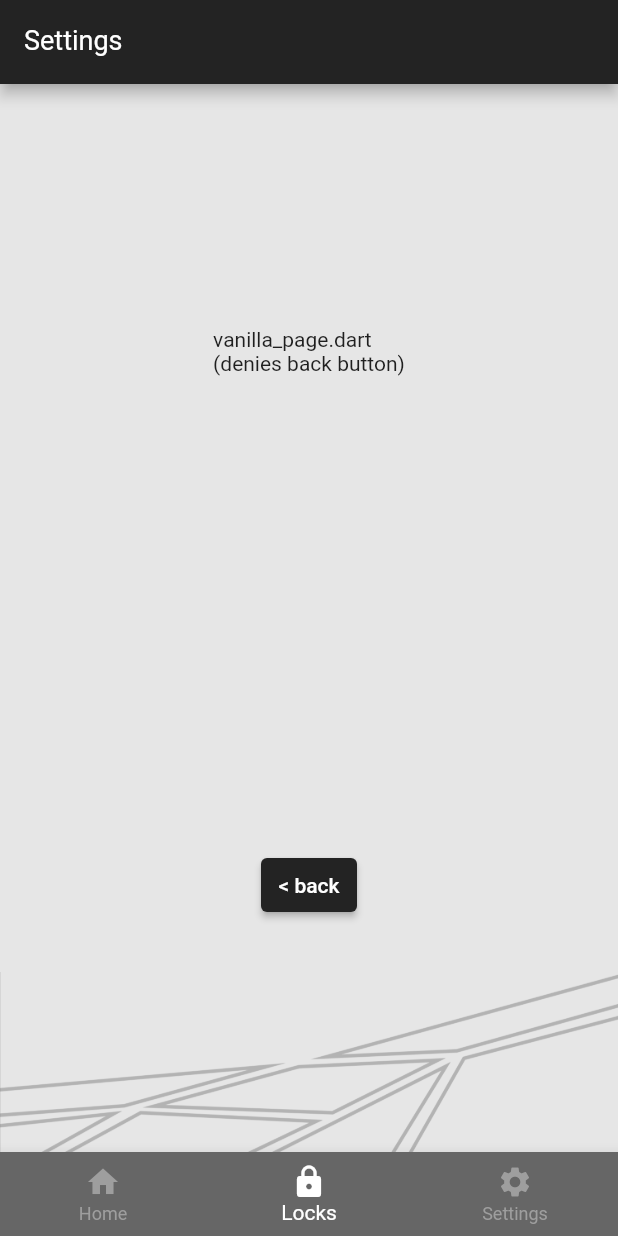
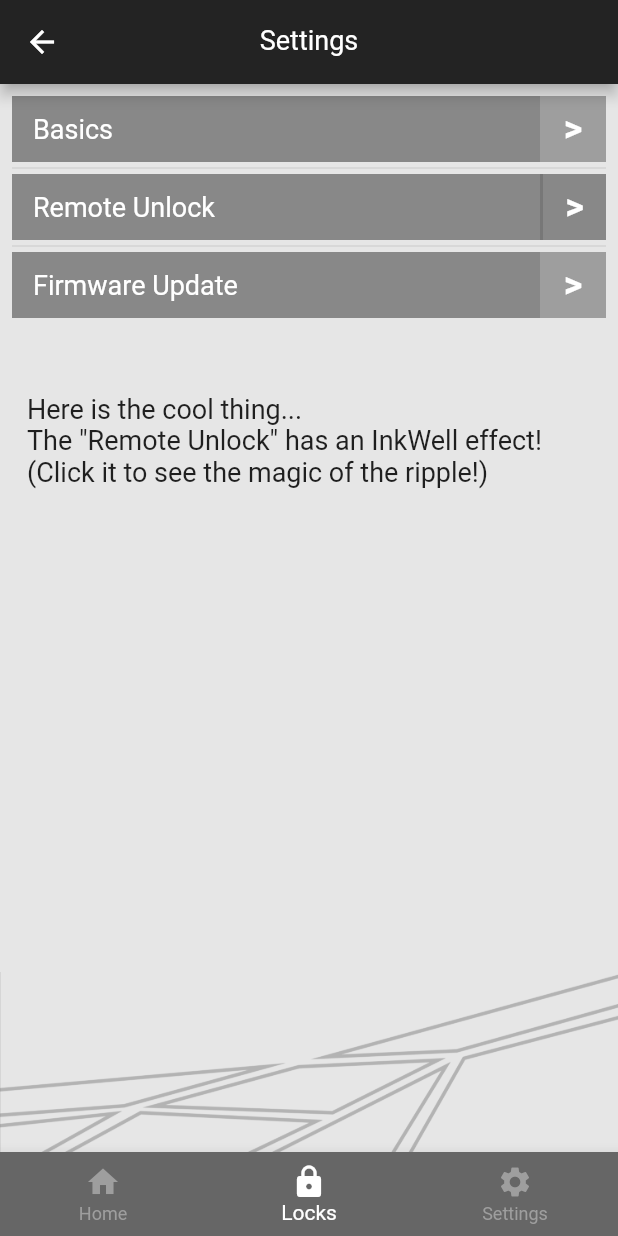
Before and after one commit to redfrogred/layout, a Flutter app: the Page1 screen opened by its route, on a phone screen of 412 x 824 dp. Run offline on Flutter 3.47's test engine with Material 2 defaults, Android fonts, the phone set to English and light mode, and no system bars; our stand-ins replace page_transition.

Commit message:
added some ui

```diff
--- a/lib/pages/Page1.dart
+++ b/lib/pages/Page1.dart
@@ -5,9 +5,14 @@ import 'package:page_transition/page_transition.dart';
 import '../pages/_all.dart';
 import '../widgets/bottom_nav.dart';
 
-class Page1 extends StatelessWidget {
+class Page1 extends StatefulWidget {
   const Page1 ({Key? key}) : super(key: key);
 
+  @override
+  State<Page1> createState() => _Page1State();
+}
+
+class _Page1State extends State<Page1> {
   @override
   Widget build(BuildContext context) {
     return WillPopScope(
@@ -19,7 +24,8 @@ class Page1 extends StatelessWidget {
         resizeToAvoidBottomInset: false, // see BLADE-74
         appBar: AppBar(
           title: const Text('Settings'),
-          automaticallyImplyLeading: false,
+          automaticallyImplyLeading: true,
+          centerTitle: true,
         ),
         body: Container(
           decoration: const BoxDecoration(
@@ -31,25 +37,170 @@ class Page1 extends StatelessWidget {
             ),
             color: Color(0xFFE6E6E6),
           ),
-          child: Column(
-            mainAxisAlignment: MainAxisAlignment.center,
-            children: <Widget>[
-              const Expanded(
-                child: Center(
-                  child:Text('vanilla_page.dart\n(denies back button)'),
+          child: Container(
+            width: double.infinity,
+            child: Padding(
+              padding: const EdgeInsets.fromLTRB(8,8,8,8),
+              child: Column(
+                mainAxisAlignment: MainAxisAlignment.start,
+                children: <Widget>[
+
+
+
+
+
+                  // start of BASICS
+                  InkWell(
+                    onTap: () {
+                      Utils.log('ink me!');
+                    },
+                    child: Container(
+                      color: Color(0xFF888888),
+                      child: Row(
+                        children: [
+                          Expanded(
+                            flex: 8,
+                            child: Container(
+                              color: Color(0xFF888888),
+                              child: Padding(
+                                padding: const EdgeInsets.fromLTRB(14,8,8,8),
+                                child: Text(
+                                  'Basics', style: TextStyle( fontSize: 18, color: Colors.white)),
+                              ))),
+                          Expanded(
+                            flex: 1,
+                            child: Container(
+                              alignment: Alignment.center,
+                              color: Colors.grey,
+                              child: Padding(
+                                padding: const EdgeInsets.fromLTRB(8,8,8,8),
+                                child: Text(
+                                  '>', style: TextStyle( fontSize: 24, fontWeight: FontWeight.bold, color: Colors.white )),
+                              ))),
+
+                        ],
+                      ),
+                    ),
                   ),
+                  // end of BASICS
+
+
+
+                  const Divider(height: 8),
+
+
+
+                  // start of REMOTE UNLOCK
+                  Material(
+                    color: const Color(0xcff888888),
+                    child: InkWell(
+                      splashColor: Color(0xcffCCCCCC),
+                      onTap: () {
+                        Utils.log('ink me!');
+                      },
+                      child: Container(
+                        //color: Color(0xFF888888),
+                        child: Row(
+                          children: [
+                            Expanded(
+                              flex: 8,
+                              child: Container(
+                                //color: Colors.transparent,
+                                child: const Padding(
+                                  padding: EdgeInsets.fromLTRB(14,8,8,8),
+                                  child: Text(
+                                    'Remote Unlock', style: TextStyle( fontSize: 18, color: Colors.white)),
+                                ))),
+                            Expanded(
+                              flex: 1,
+                              child: Container(
+                                alignment: Alignment.center,
+                                //color: Colors.grey,
+                                child: const Padding(
+                                  padding: EdgeInsets.fromLTRB(8,8,8,8),
+                                  child: Text(
+                                    '>', style: TextStyle( fontSize: 24, fontWeight: FontWeight.bold, color: Colors.white )),
+                                ),
+                                decoration: const BoxDecoration(
+                                  // color: Color(0xcffCCCCCC),
+                                  border: Border(
+                                    left: BorderSide (
+                                      color: Color(0xcff777777),
+                                      width: 2,
+                                    )
+                                  )
+                                ),
+                              ),
+                            ),
+                          ],
+                        ),
+                      ),
+                    ),
+                  ),
+                  // end of REMOTE UNLOCK
+
+
+
+
+                  const Divider(height: 8),
+
+
+
+
+                  // start of FIRMWARE
+                  InkWell(
+                    onTap: () {
+                      Utils.log('ink me!');
+                    },
+                    child: Container(
+                      color: Color(0xFF888888),
+                      child: Row(
+                        children: [
+                          Expanded(
+                            flex: 8,
+                            child: Container(
+                              color: Color(0xFF888888),
+                              child: Padding(
+                                padding: const EdgeInsets.fromLTRB(14,8,8,8),
+                                child: Text(
+                                  'Firmware Update', style: TextStyle( fontSize: 18, color: Colors.white)),
+                              ))),
+                          Expanded(
+                            flex: 1,
+                            child: Container(
+                              alignment: Alignment.center,
+                              color: Colors.grey,
+                              child: Padding(
+                                padding: const EdgeInsets.fromLTRB(8,8,8,8),
+                                child: Text(
+                                  '>', style: TextStyle( fontSize: 24, fontWeight: FontWeight.bold, color: Colors.white )),
+                              ))),
+
+                        ],
+                      ),
+                    ),
+                  ),
+                  // end of FIRMWARE
+
+
+
+                  Padding(
+                    padding: EdgeInsets.fromLTRB(10,50,10,10),
+                    child: Align(
+                      alignment: Alignment.topLeft,
+                      child: Text('Here is the cool thing...\nThe "Remote Unlock" has an InkWell effect!\n(Click it to see the magic of the ripple!)',
+                        style: TextStyle(
+                          fontSize: 18,
+                        ),
+                      )
+                    ),
+                  ),
+
+
+
+                ]
               ),
-              Expanded(
-                child: Center(
-                  child: ElevatedButton(
-                    child: Text('< back'),
-                    onPressed: () {
-                      Navigator.pop(context);
-                    },
-                  ),
-                ),
-              ),
-            ]
+            ),
           ),
         ),
         bottomNavigationBar: const BottomNav(),
```
